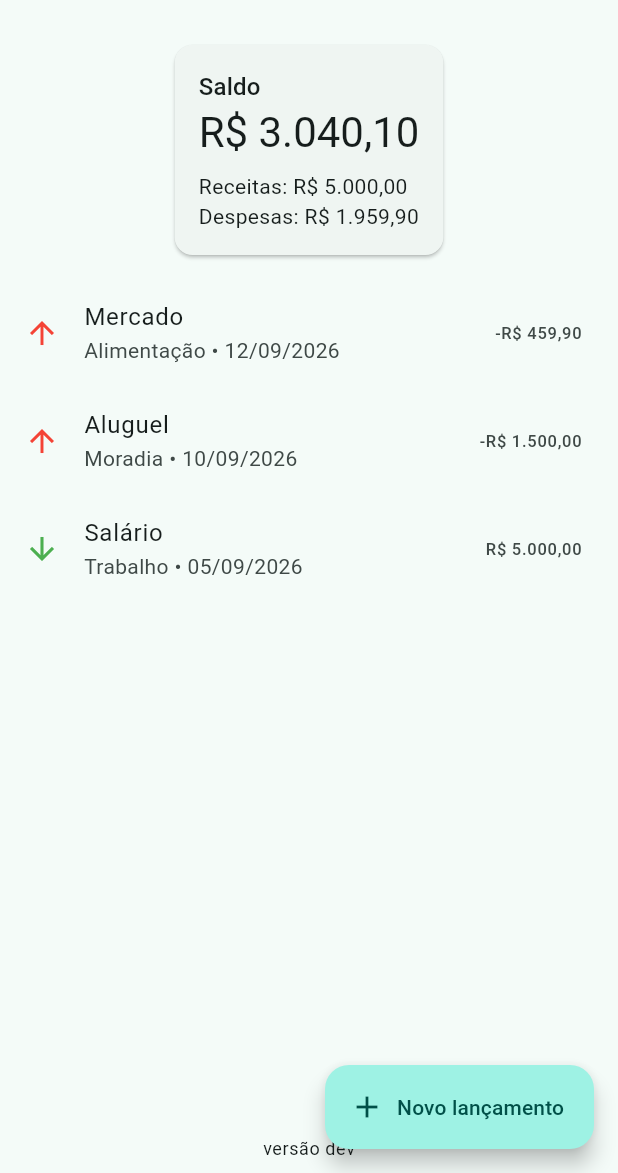
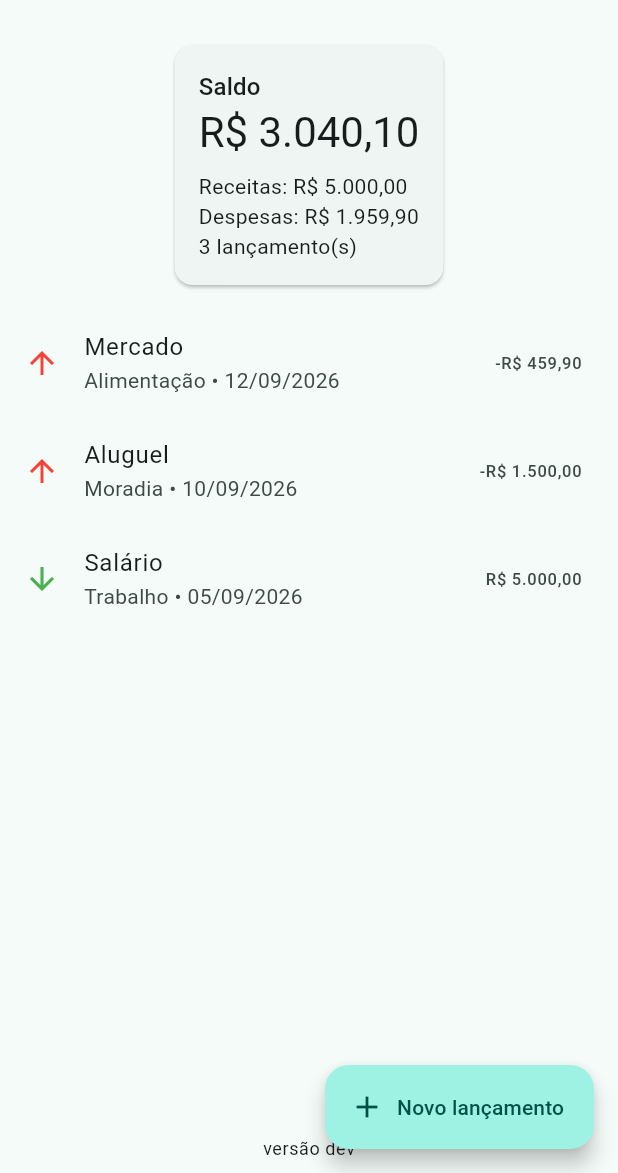
Before and after one commit to LaminLeonardo/moneyhub-mobile, a Flutter app: the screen it shows after launch, on a phone screen of 412 x 824 dp, the part 63-1236 px from its top. Run offline on Flutter 3.47's test engine with Material 3 defaults, Android fonts, the phone set to English and light mode, and no system bars.

Commit message:
feat(home): exibe quantidade de lançamentos (#9)

```diff
--- a/mobile/lib/screens/home_screen.dart
+++ b/mobile/lib/screens/home_screen.dart
@@ -65,6 +65,10 @@ class _HomeScreenState extends State<HomeScreen> {
                     'Despesas: ${formatBRL(summary.totalExpense)}',
                     key: const Key('total_expense'),
                   ),
+                  Text(
+                    '${transactions.length} lançamento(s)',
+                    key: const Key('transaction_count'),
+                  ),
                 ],
               ),
             ),
```
Also changed, not shown: 1 other file.
